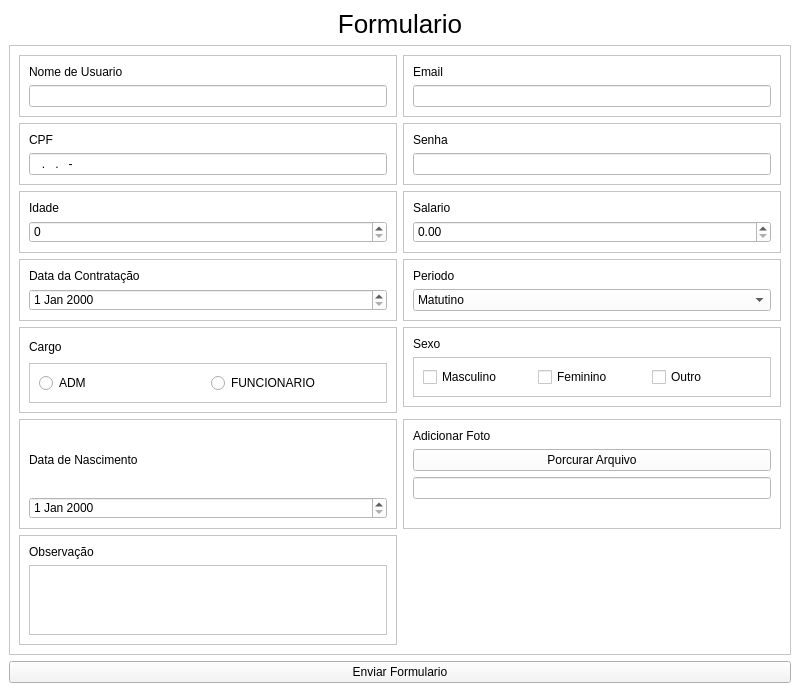
This is projeto_pyside/ui_formulario.ui in CelsoLucas/ListadeExercicios as Qt 5 draws it before an edit. The edited form follows.
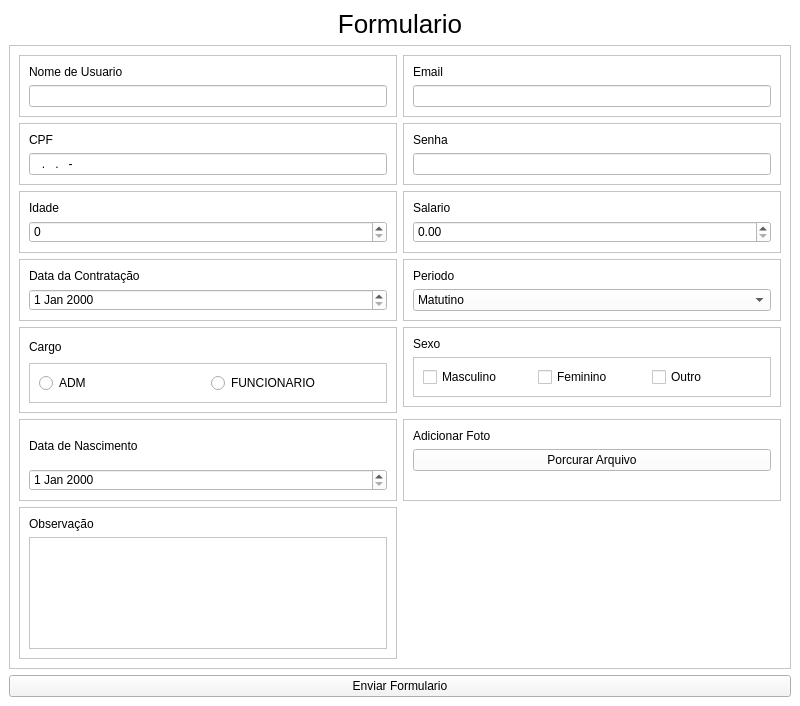
This is the edited form.

The edit to the form file:
```diff
--- a/projeto_pyside/ui_formulario.ui
+++ b/projeto_pyside/ui_formulario.ui
@@ -7,7 +7,7 @@
     <x>0</x>
     <y>0</y>
     <width>800</width>
-    <height>660</height>
+    <height>706</height>
    </rect>
   </property>
   <property name="windowTitle">
@@ -458,9 +458,6 @@
             </property>
            </widget>
           </item>
-          <item>
-           <widget class="QLineEdit" name="input_arquivo"/>
-          </item>
           <item>
            <widget class="QLabel" name="layout_img">
             <property name="text">
```
